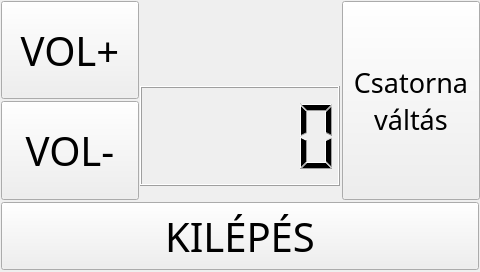
Above: BBBgui/radiowindow.ui from Hagur/BBBgui before the change. Below: the same form after it.
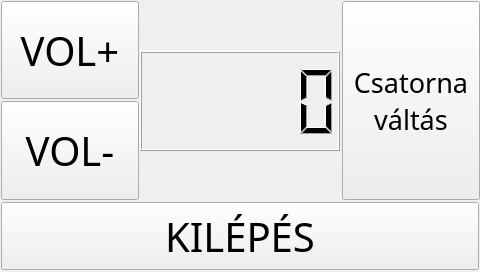
That is the form after the change.

Diff of the .ui file:
```diff
--- a/BBBgui/radiowindow.ui
+++ b/BBBgui/radiowindow.ui
@@ -97,7 +97,7 @@
    <property name="geometry">
     <rect>
      <x>140</x>
-     <y>86</y>
+     <y>51</y>
      <width>200</width>
      <height>100</height>
     </rect>
```
